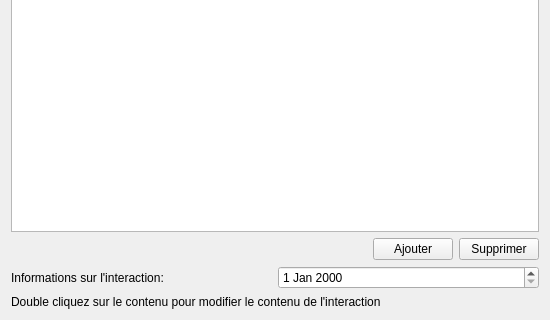
This is interfaces/ficheContact.ui in Gibus21250/CDAA as Qt 5 draws it before an edit; both pictures show x 0 to 550 and y 380 to 700 of the 550 by 700 pixel window. The edited form follows.
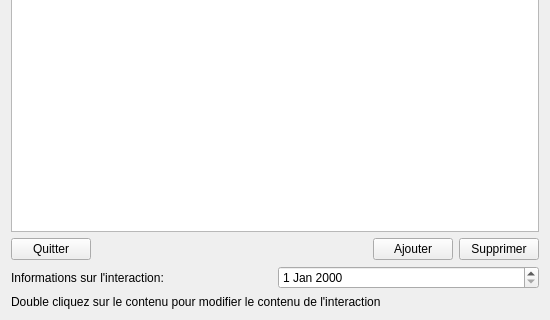
This is the edited form.

The edit to the form file:
```diff
--- a/interfaces/ficheContact.ui
+++ b/interfaces/ficheContact.ui
@@ -124,6 +124,13 @@
      </item>
      <item>
       <layout class="QHBoxLayout" name="layout_bt_interaction">
+       <item>
+        <widget class="QPushButton" name="pushButton">
+         <property name="text">
+          <string>Quitter</string>
+         </property>
+        </widget>
+       </item>
        <item>
         <spacer name="horizontalSpacer">
          <property name="orientation">
```
